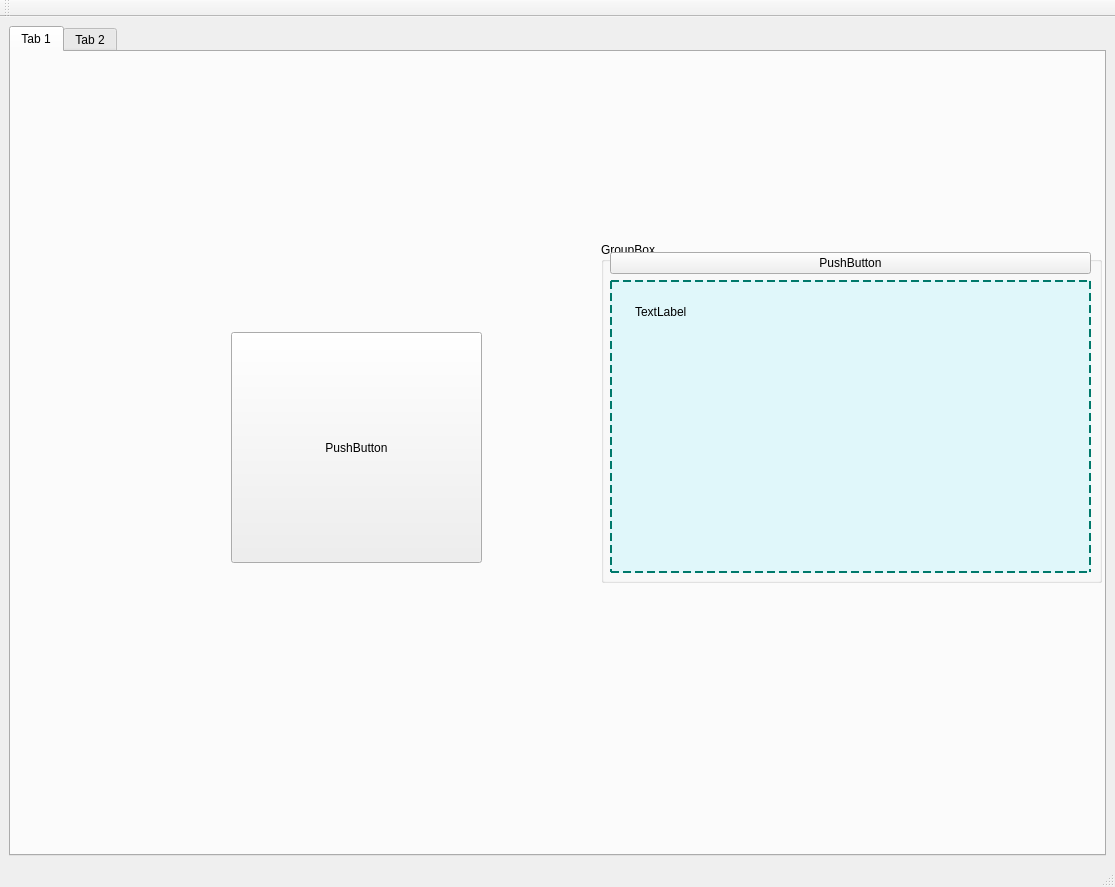
Above: untitled.ui from U2kill/ProjectFolder before the change. Below: the same form after it.
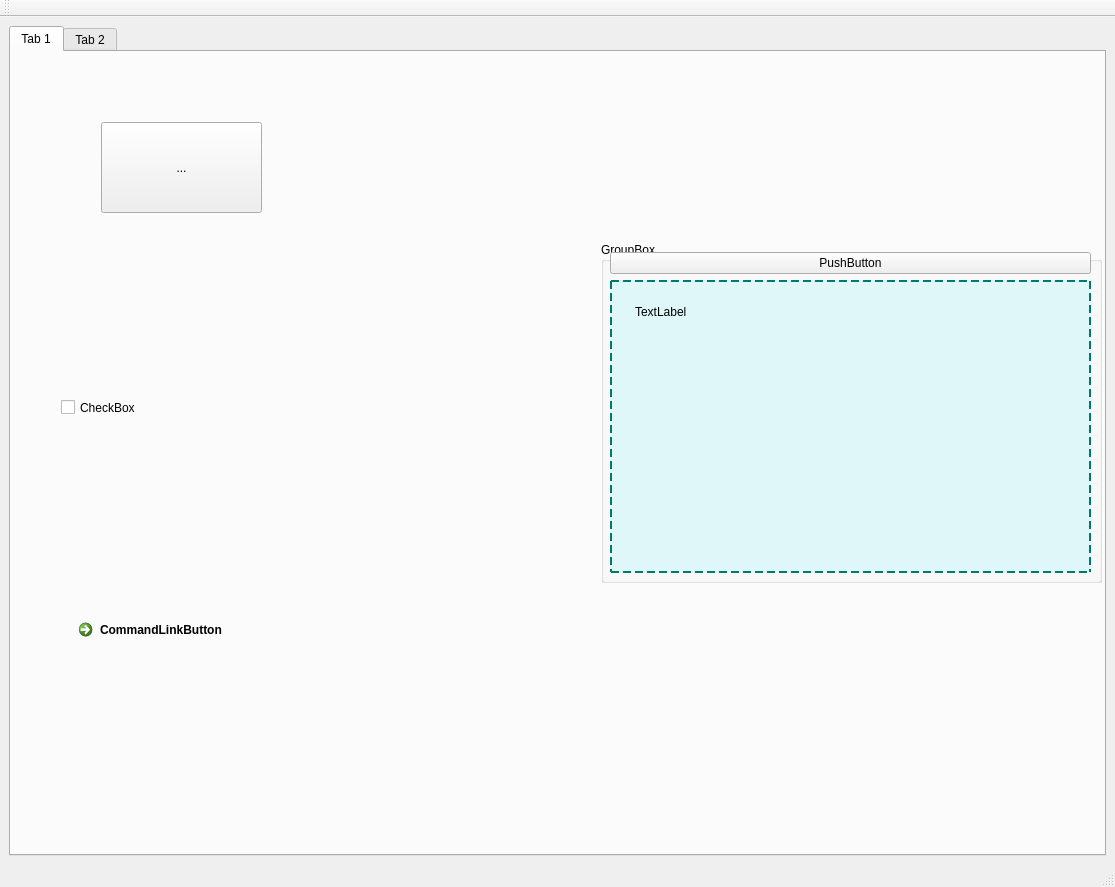
That is the form after the change.

Diff of the .ui file:
```diff
--- a/untitled.ui
+++ b/untitled.ui
@@ -80,17 +80,43 @@
          </layout>
         </widget>
        </widget>
-       <widget class="QPushButton" name="pushButton">
+       <widget class="QToolButton" name="toolButton">
         <property name="geometry">
          <rect>
-          <x>220</x>
+          <x>90</x>
+          <y>70</y>
+          <width>161</width>
+          <height>91</height>
+         </rect>
+        </property>
+        <property name="text">
+         <string>...</string>
+        </property>
+       </widget>
+       <widget class="QCheckBox" name="checkBox">
+        <property name="geometry">
+         <rect>
+          <x>50</x>
           <y>280</y>
-          <width>251</width>
-          <height>231</height>
+          <width>301</width>
+          <height>151</height>
          </rect>
         </property>
         <property name="text">
-         <string>PushButton</string>
+         <string>CheckBox</string>
+        </property>
+       </widget>
+       <widget class="QCommandLinkButton" name="commandLinkButton">
+        <property name="geometry">
+         <rect>
+          <x>60</x>
+          <y>560</y>
+          <width>185</width>
+          <height>41</height>
+         </rect>
+        </property>
+        <property name="text">
+         <string>CommandLinkButton</string>
         </property>
        </widget>
       </widget>
```
